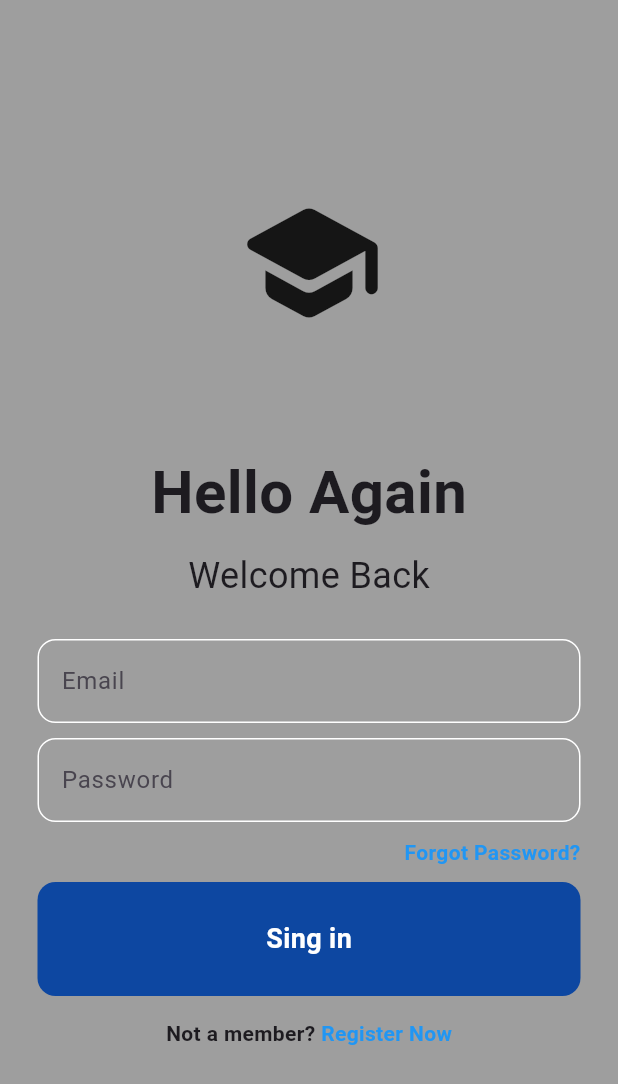
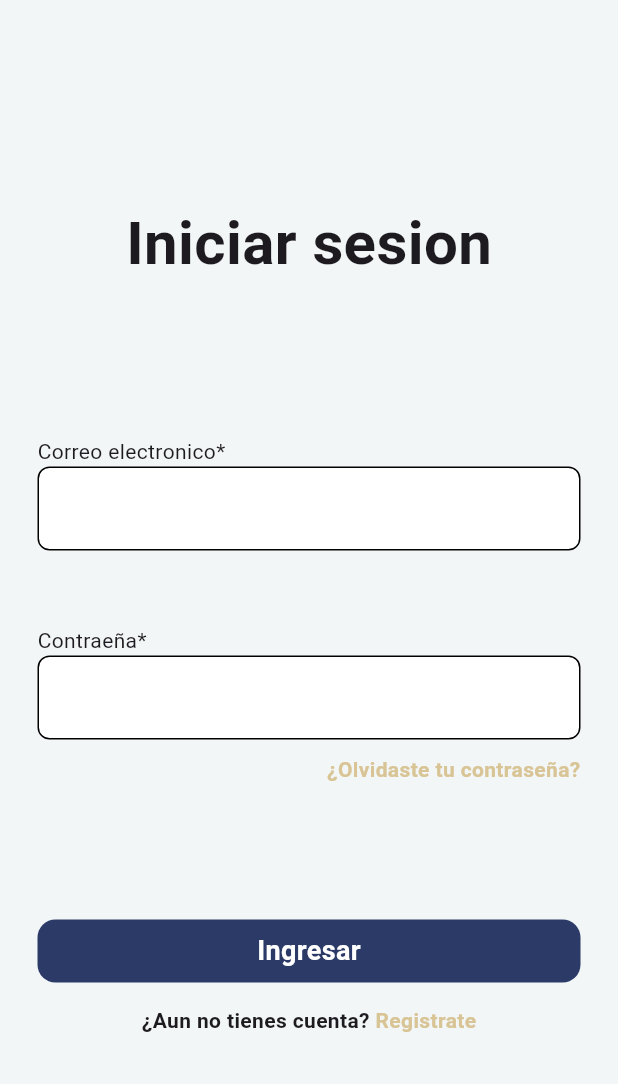
Before and after one commit to Zunni97/proyecto_ss, a Flutter app: the screen it shows after launch, on a phone screen of 412 x 824 dp. Shown: the top 1084 px of the screen. Run offline on Flutter 3.47's test engine with Material 3 defaults, Android fonts, the phone set to English and light mode, and no system bars; our stand-ins replace firebase_auth, firebase_core; accounts and stored records are empty.

Commit message:
creacion de un widget, login_page tiene diseño de figma ya

```diff
--- a/lib/auth/auth_page.dart
+++ b/lib/auth/auth_page.dart
@@ -10,7 +10,6 @@ class AuthPage extends StatefulWidget {
 }
 
 class _AuthPageState extends State<AuthPage> {
-
   // Show login page
   bool showLoginPage = true;
 
--- /dev/null
+++ b/lib/colors.dart
@@ -0,0 +1,9 @@
+import 'package:flutter/material.dart';
+
+class AppColors {
+  static const Color primary = Color(0xFF2B3A67);
+  static const Color secondary = Color(0xFFD8C495);
+  static const Color background = Color(0xFFF2F6F7);
+  static const Color accent = Color(0xFFBFBFBF);
+  static const Color lightBlue = Color(0xFFB4DCE3);
+}
--- a/lib/pages/login_page.dart
+++ b/lib/pages/login_page.dart
@@ -1,6 +1,8 @@
 import 'package:flutter/material.dart';
 import 'package:firebase_auth/firebase_auth.dart';
+import 'package:ss2025/colors.dart';
 import 'package:ss2025/pages/forgot_pw_page.dart';
+import 'package:ss2025/widgets/custom_login_form.dart';
 
 class Loginpage extends StatefulWidget {
   final VoidCallback showRegisterPage;
@@ -11,7 +13,6 @@ class Loginpage extends StatefulWidget {
 }
 
 class _LoginPageState extends State<Loginpage> {
-
   //text controllers
   final _emailController = TextEditingController();
   final _passwordController = TextEditingController();
@@ -33,79 +34,42 @@ class _LoginPageState extends State<Loginpage> {
   @override
   Widget build(BuildContext context) {
     return Scaffold(
-      backgroundColor: Colors.grey,
+      backgroundColor: AppColors.background,
       body: SafeArea(
         child: Center(
           child: SingleChildScrollView(
             child: Column(
               mainAxisAlignment: MainAxisAlignment.center,
               children: [
-                Icon(
-                  Icons.school_rounded,
-                  size: 100,
+                /* Icon(Icons.school_rounded, size: 100 //icono del gorrito,
                     ),
-              SizedBox(height: 75),
-              Text('Hello Again',
+                SizedBox(height: 75), */
+                Text(
+                  'Iniciar sesion',
                   style: TextStyle(
                     fontWeight: FontWeight.bold,
                     fontSize: 40,
                   ),
                 ),
-              SizedBox(height: 10),
-              Text('Welcome Back',
-              style: TextStyle(
-                fontSize: 24,
-              ),
-              ),
-              SizedBox(height: 25),
+                SizedBox(height: 100),
 
                 // Email TextField
-
                 Padding(
                     padding: const EdgeInsets.symmetric(horizontal: 25.0),
-                child: TextField(
-                  controller: _emailController,
-                  decoration: InputDecoration(
-                    enabledBorder: OutlineInputBorder(
-                      borderSide: BorderSide(color: Colors.white),
-                      borderRadius: BorderRadius.circular(12),
-                    ),
-                    focusedBorder: OutlineInputBorder(
-                      borderSide: BorderSide(color: Colors.deepPurple),
-                      borderRadius: BorderRadius.circular(12),
-                    ),
-                    hintText: 'Email',
-                    fillColor: Colors.grey,
-                    filled: true,
-                  ),
-                ),
-              ),
-              SizedBox(height: 10),
+                    child: CustomLoginForm(
+                        text: 'Correo electronico*',
+                        controller: _emailController)),
+                SizedBox(height: 50),
 
                 // Password TextField
-
                 Padding(
                     padding: const EdgeInsets.symmetric(horizontal: 25.0),
-                child: TextField(
+                    child: CustomLoginForm(
+                      text: 'Contraeña*',
+                      controller: _passwordController,
                       obscureText: true,
-                  controller: _passwordController,
-                  decoration: InputDecoration(
-                    enabledBorder: OutlineInputBorder(
-                      borderSide: BorderSide(color: Colors.white),
-                      borderRadius: BorderRadius.circular(12),
-                    ),
-                    focusedBorder: OutlineInputBorder(
-                      borderSide: BorderSide(color: Colors.deepPurple),
-                      borderRadius: BorderRadius.circular(12),
-                    ),
-                    hintText: 'Password',
-                    fillColor: Colors.grey,
-                    filled: true,
-                  ),
-                ),
-              ),
+                    )),
                 SizedBox(height: 10),
-
 
                 //Forgot Password
                 Padding(
@@ -114,19 +78,20 @@ class _LoginPageState extends State<Loginpage> {
                     mainAxisAlignment: MainAxisAlignment.end,
                     children: [
                       GestureDetector(
-                      onTap: (){
-                        Navigator.push(context,
+                        onTap: () {
+                          Navigator.push(
+                            context,
                             MaterialPageRoute(
-                          builder: (context){
+                              builder: (context) {
                                 return ForgotPasswordpage();
                               },
                             ),
                           );
                         },
                         child: Text(
-                        'Forgot Password?',
+                          '¿Olvidaste tu contraseña?',
                           style: TextStyle(
-                        color: Colors.blue,
+                            color: AppColors.secondary,
                             fontWeight: FontWeight.bold,
                           ),
                         ),
@@ -135,23 +100,22 @@ class _LoginPageState extends State<Loginpage> {
                   ),
                 ),
 
-              SizedBox(height: 10),
+                SizedBox(height: 90),
 
                 //Sing-in Button
-
                 Padding(
                   padding: const EdgeInsets.symmetric(horizontal: 25.0),
                   child: GestureDetector(
                     onTap: singIn,
                     child: Container(
-                  padding: EdgeInsets.all(25),
+                      padding: EdgeInsets.all(8),
                       decoration: BoxDecoration(
-                    color: Colors.blue[900],
+                        color: AppColors.primary,
                         borderRadius: BorderRadius.circular(12),
                       ),
                       child: Center(
                         child: Text(
-                      'Sing in',
+                          'Ingresar',
                           style: TextStyle(
                             color: Colors.white,
                             fontWeight: FontWeight.bold,
@@ -170,7 +134,7 @@ class _LoginPageState extends State<Loginpage> {
                   mainAxisAlignment: MainAxisAlignment.center,
                   children: [
                     Text(
-                  'Not a member?',
+                      '¿Aun no tienes cuenta?',
                       style: TextStyle(
                         fontWeight: FontWeight.bold,
                       ),
@@ -178,9 +142,9 @@ class _LoginPageState extends State<Loginpage> {
                     GestureDetector(
                       onTap: widget.showRegisterPage,
                       child: Text(
-                    ' Register Now',
+                        ' Registrate',
                         style: TextStyle(
-                      color: Colors.blue,
+                          color: AppColors.secondary,
                           fontWeight: FontWeight.bold,
                         ),
                       ),
--- /dev/null
+++ b/lib/widgets/custom_login_form.dart
@@ -0,0 +1,40 @@
+import 'package:flutter/material.dart';
+
+class CustomLoginForm extends StatelessWidget {
+  final String text;
+  final TextEditingController controller;
+  final bool obscureText;
+  const CustomLoginForm(
+      {required this.text,
+      required this.controller,
+      this.obscureText = false,
+      super.key});
+
+  @override
+  Widget build(BuildContext context) {
+    return Column(
+      crossAxisAlignment: CrossAxisAlignment.start,
+      children: [
+        Text(
+          text,
+        ),
+        SizedBox(
+          width: 370,
+          child: TextField(
+            obscureText: obscureText,
+            controller: controller,
+            decoration: InputDecoration(
+                enabledBorder: OutlineInputBorder(
+                    borderSide: BorderSide(color: Colors.black),
+                    borderRadius: BorderRadius.circular(8)),
+                focusedBorder: OutlineInputBorder(
+                    borderSide: BorderSide(color: Colors.yellow),
+                    borderRadius: BorderRadius.circular(8)),
+                fillColor: Colors.white,
+                filled: true),
+          ),
+        ),
+      ],
+    );
+  }
+}
```
Also changed, not shown: pubspec.yaml (+5 -2 lines), lib/images/logo.jpeg (added), pubspec.lock. Lines whose indentation alone changed are shown as unchanged.
